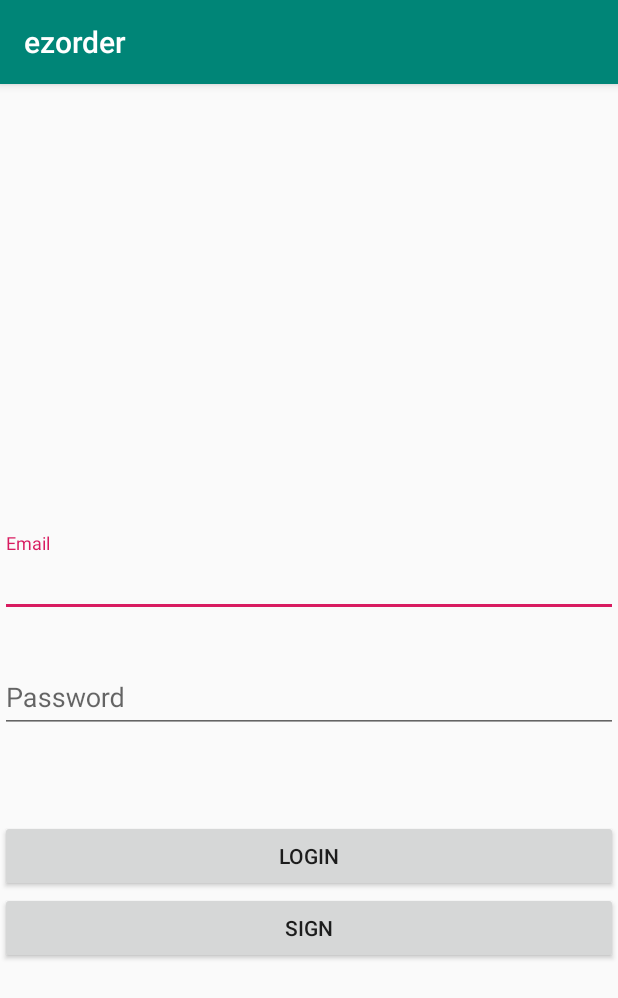
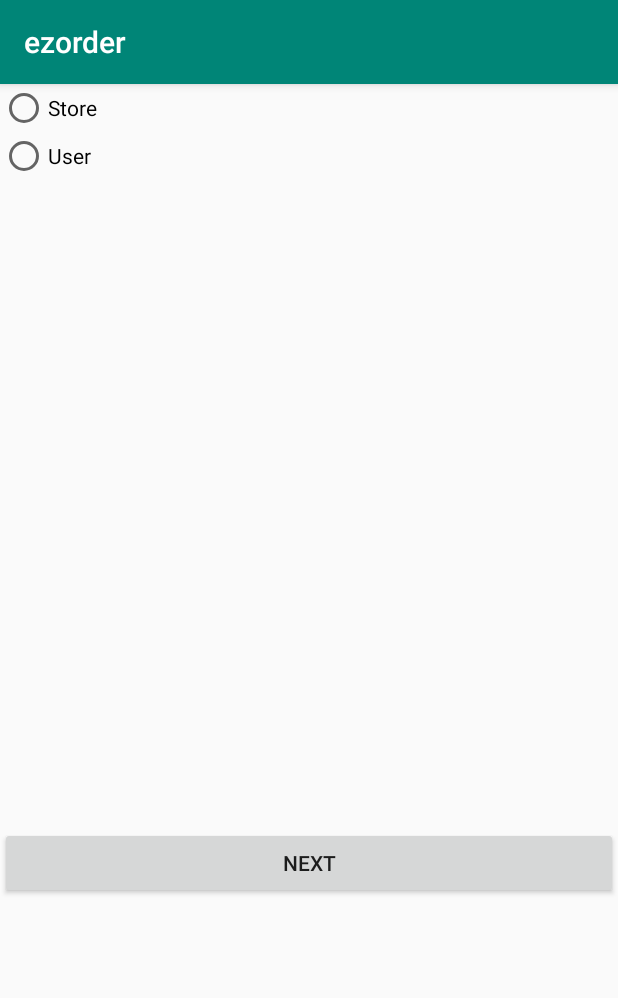
Before and after one commit to givenone/19fallmobile, an Android app: the screen it shows after launch (MainActivity), on a phone screen of 412 x 824 dp. Shown: the top 998 px of the screen. Run offline under Robolectric (Android 15) with nearby library versions, the phone set to English and light mode, and no system bars.

Commit message:
Add about Signing layout

```diff
--- a/ezorder_app/app/src/main/java/com/example/ezorder/MainActivity.kt
+++ b/ezorder_app/app/src/main/java/com/example/ezorder/MainActivity.kt
@@ -7,7 +7,7 @@ class MainActivity : AppCompatActivity() {
 
     override fun onCreate(savedInstanceState: Bundle?) {
         super.onCreate(savedInstanceState)
-        setContentView(R.layout.first_page_app)
+        setContentView(R.layout.activity_sign_select_su)
     }
     //TODO 화면전환 및 백엔드와의 request 통신 결과 띄우기
 }
--- /dev/null
+++ b/ezorder_app/app/src/main/res/layout/activity_sign_select_su.xml
@@ -0,0 +1,38 @@
+<?xml version="1.0" encoding="utf-8"?>
+<!--This is sign initializing -> choosing user or store-->
+<LinearLayout xmlns:android="http://schemas.android.com/apk/res/android"
+    xmlns:app="http://schemas.android.com/apk/res-auto"
+    xmlns:tools="http://schemas.android.com/tools"
+    android:orientation="vertical" android:layout_width="match_parent"
+    android:layout_height="match_parent">
+
+    <ImageView
+        android:id="@+id/imageView2"
+        android:layout_width="match_parent"
+        android:layout_height="wrap_content"
+        tools:srcCompat="@tools:sample/avatars" />
+
+    <RadioGroup
+        android:layout_width="match_parent"
+        android:layout_height="495dp">
+
+        <RadioButton
+            android:id="@+id/radioButton2"
+            android:layout_width="match_parent"
+            android:layout_height="wrap_content"
+            android:text="Store" />
+
+        <RadioButton
+            android:id="@+id/radioButton3"
+            android:layout_width="match_parent"
+            android:layout_height="wrap_content"
+            android:text="User" />
+    </RadioGroup>
+
+    <Button
+        android:id="@+id/button5"
+        android:layout_width="match_parent"
+        android:layout_height="wrap_content"
+        android:text="Next" />
+
+</LinearLayout>
```
Also changed, not shown: ezorder_app/app/src/main/res/layout/store_activity_when_sign.xml (added, +72 -0 lines), ezorder_app/app/src/main/res/layout/user_activity_when_sign.xml (added, +62 -0 lines).
